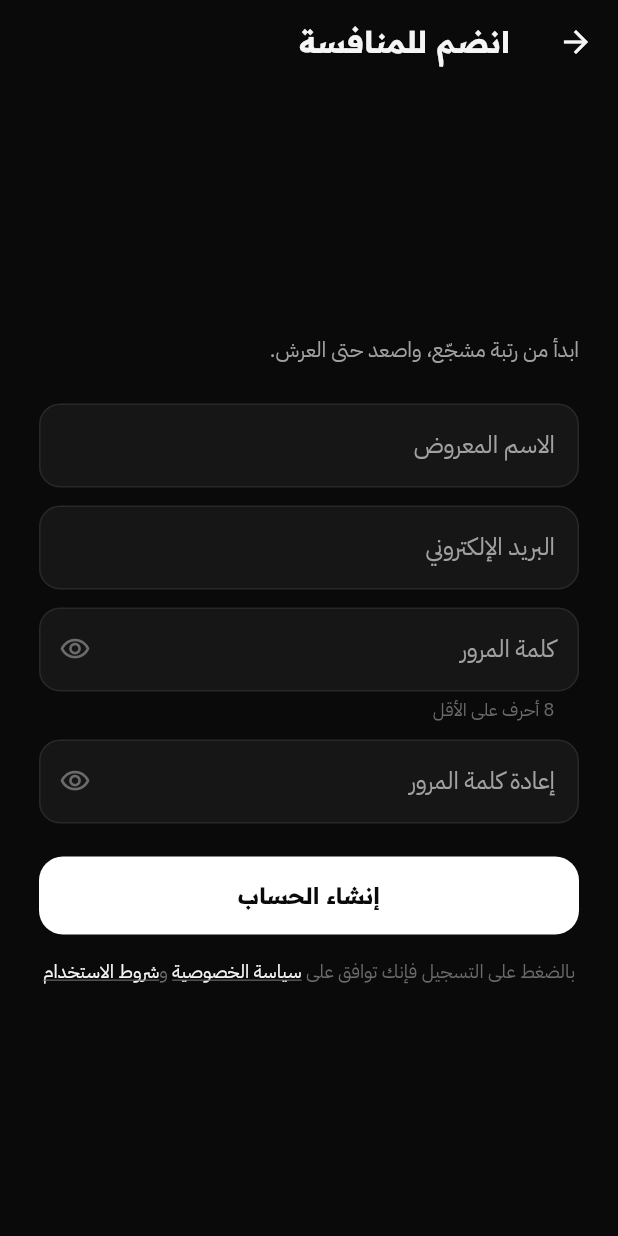
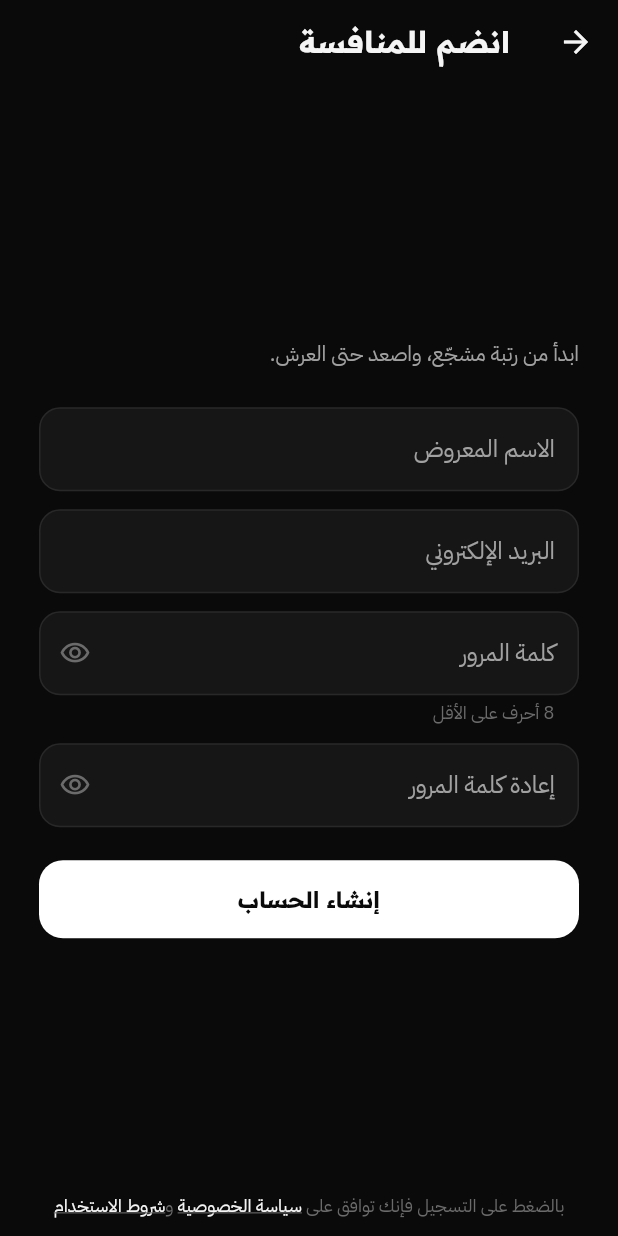
Before and after one commit to kaebs19/sahfootball, a Flutter app: the RegisterScreen screen opened directly, on a phone screen of 412 x 824 dp. Run offline on Flutter 3.47's test engine with Material 3 defaults, Android fonts, the phone set to English and light mode, and no system bars; our stand-ins replace cached_network_image, dio, flutter_secure_storage, google_sign_in, image_picker; accounts and stored records are empty.

Commit message:
style(app): سطر الموافقة واحد ومثبّت أسفل شاشة إنشاء الحساب
انتقل من تحت الزر إلى bottomNavigationBar، وFittedBox تصغّر النص
عند الحاجة بدل كسره — سطر واحد دائماً على كل المقاسات.

Co-Authored-By: Claude Fable 5 <noreply@anthropic.com>

```diff
--- a/mobile/lib/screens/register_screen.dart
+++ b/mobile/lib/screens/register_screen.dart
@@ -156,39 +156,43 @@ class _RegisterScreenState extends State<RegisterScreen> {
                             )
                           : const Text('إنشاء الحساب'),
                     ),
-                    const SizedBox(height: 16),
-                    // سطر الموافقة القانونية. لا مربع اختيار: الضغط
-                    // على «إنشاء الحساب» هو الموافقة (النمط المعتمد
-                    // في المتاجر)، والرابطان يفتحان الصفحتين من
-                    // السيرفر نفسه المعروضتين في الإعدادات — نص واحد
-                    // يحرّره الأدمن، لا نسخة ثانية تتقادم.
+                  ],
+                ),
+              ),
+            ),
+          ),
+        ),
+      ),
+      // سطر الموافقة القانونية — مثبّت أسفل الشاشة لا تحت الزر.
+      // لا مربع اختيار: الضغط على «إنشاء الحساب» هو الموافقة (النمط
+      // المعتمد في المتاجر)، والرابطان يفتحان صفحتي السيرفر نفسيهما
+      // المعروضتين في الإعدادات — نص واحد يحرّره الأدمن.
       //
-                    // (أزرار Apple/جوجل هنا أُزيلت عمداً: التسجيل
-                    // عبر مزوّد يتم من شاشة الدخول، وشاشة إنشاء
-                    // الحساب مخصصة للبريد وكلمة المرور.)
-                    Wrap(
-                      alignment: WrapAlignment.center,
-                      crossAxisAlignment: WrapCrossAlignment.center,
+      // FittedBox تضمن سطراً واحداً دائماً: لو ضاق العرض صغّرت
+      // النص كله بدل كسره — وكسرُه هو ما نتفاداه.
+      //
+      // (أزرار Apple/جوجل أُزيلت من هذه الشاشة عمداً: التسجيل عبر
+      // مزوّد يتم من شاشة الدخول.)
+      bottomNavigationBar: SafeArea(
+        child: Padding(
+          padding: const EdgeInsets.fromLTRB(26, 0, 26, 12),
+          child: FittedBox(
+            fit: BoxFit.scaleDown,
+            child: Row(
+              mainAxisSize: MainAxisSize.min,
               children: [
                 const Text(
                   'بالضغط على التسجيل فإنك توافق على ',
-                          style: TextStyle(
-                              color: Brand.textFaint, fontSize: 12.5),
+                  style: TextStyle(color: Brand.textFaint, fontSize: 12),
                 ),
                 _LegalLink(
                   label: 'سياسة الخصوصية',
                   slug: 'privacy',
                   enabled: !_busy,
                 ),
-                        // «و» والرابط في صف واحد كي ينكسرا معاً —
-                        // واو معلقة وحدها آخر السطر تقرأ خطأً.
-                        Row(
-                          mainAxisSize: MainAxisSize.min,
-                          children: [
                 const Text(
                   ' و',
-                              style: TextStyle(
-                                  color: Brand.textFaint, fontSize: 12.5),
+                  style: TextStyle(color: Brand.textFaint, fontSize: 12),
                 ),
                 _LegalLink(
                   label: 'شروط الاستخدام',
@@ -196,12 +200,6 @@ class _RegisterScreenState extends State<RegisterScreen> {
                   enabled: !_busy,
                 ),
               ],
-                        ),
-                      ],
-                    ),
-                  ],
-                ),
-              ),
             ),
           ),
         ),
@@ -234,7 +232,7 @@ class _LegalLink extends StatelessWidget {
         label,
         style: const TextStyle(
           color: Brand.text,
-          fontSize: 12.5,
+          fontSize: 12,
           decoration: TextDecoration.underline,
           decorationColor: Brand.textFaint,
         ),
```
Lines whose indentation alone changed are shown as unchanged.
